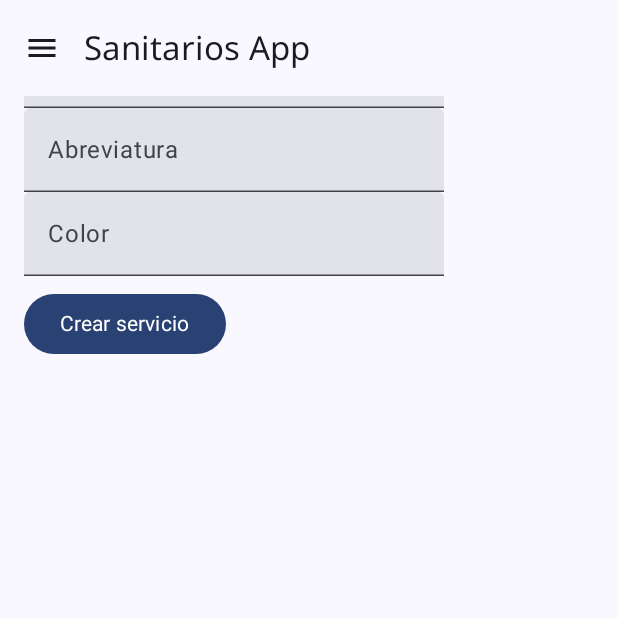
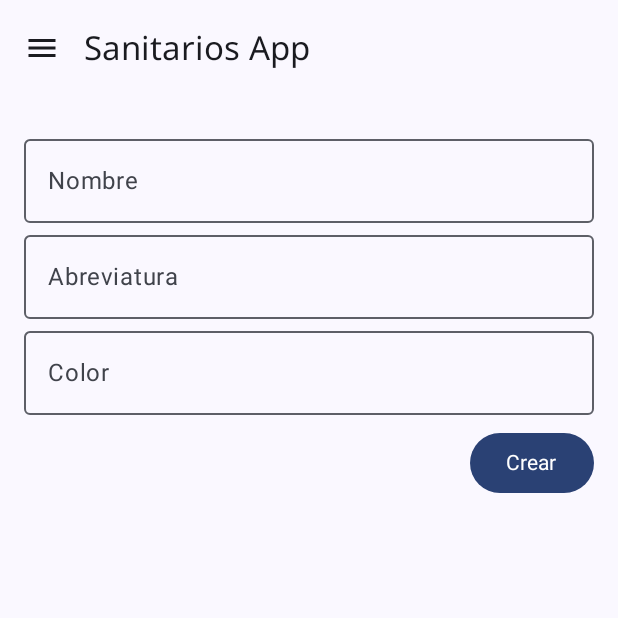
Before and after one commit to jorgeesg26/TFGPacoSalgueroMovil, an Android app built with Jetpack Compose: the ServiceScreen screen opened through its navigation route, on a phone screen of 412 x 824 dp, the top half of it. Run offline under Robolectric (Android 15) with nearby library versions, the phone set to English and light mode, and no system bars; Roboto replaces fonts that are not available here.

Commit message:
no consigo arreglarlo me cago en to

```diff
--- a/TFG_Movil/app/src/main/java/com/example/tfg_movil/model/services/ServiceClient.kt
+++ b/TFG_Movil/app/src/main/java/com/example/tfg_movil/model/services/ServiceClient.kt
@@ -11,6 +11,7 @@ import retrofit2.http.Path
 interface ServiceClient {
     @GET("/api/Service/get_services")
     suspend fun getAllServices(): List<Service>
+
     @POST("/api/Service/create")
     suspend fun createService(@Body service: Service): Response<Unit>
 
--- a/TFG_Movil/app/src/main/java/com/example/tfg_movil/model/services/ServiceRepository.kt
+++ b/TFG_Movil/app/src/main/java/com/example/tfg_movil/model/services/ServiceRepository.kt
@@ -5,23 +5,8 @@ import com.example.tfg_movil.model.authentication.classes.RetrofitInstance
 class ServiceRepository {
     private val client = RetrofitInstance.serviceClient
 
-    suspend fun fetchServices(): Result<List<Service>> {
-        return try {
-            val response = client.getAllServices()
-            Result.success(response)
-        } catch (e: Exception) {
-            Result.failure(e)
-        }
-    }
-    suspend fun createService(service: Service): Result<Unit> = runCatching {
-        client.createService(service)
-    }
-
-    suspend fun updateService(id: Int, service: Service): Result<Unit> = runCatching {
-        client.updateService(id, service)
-    }
-
-    suspend fun deleteService(id: Int): Result<Unit> = runCatching {
-        client.deleteService(id)
-    }
+    suspend fun fetchServices() = runCatching { client.getAllServices() }
+    suspend fun createService(service: Service) = runCatching { client.createService(service) }
+    suspend fun updateService(id: Int, service: Service) = runCatching { client.updateService(id, service) }
+    suspend fun deleteService(id: Int) = runCatching { client.deleteService(id) }
 }
--- a/TFG_Movil/app/src/main/java/com/example/tfg_movil/viewmodel/ViewModelService.kt
+++ b/TFG_Movil/app/src/main/java/com/example/tfg_movil/viewmodel/ViewModelService.kt
@@ -15,16 +15,17 @@ class ViewModelService(private val repository: ServiceRepository) : ViewModel()
     private val _error = MutableStateFlow<String?>(null)
     val error: StateFlow<String?> = _error
 
+    private val _editingService = MutableStateFlow<Service?>(null)
+    val editingService: StateFlow<Service?> = _editingService
+
     fun loadServices() {
         viewModelScope.launch {
-            val result = repository.fetchServices()
-            if (result.isSuccess) {
-                _services.value = result.getOrDefault(emptyList())
-            } else {
-                _error.value = result.exceptionOrNull()?.message
-            }
+            repository.fetchServices()
+                .onSuccess { _services.value = it }
+                .onFailure { _error.value = it.message }
         }
     }
+
     fun createService(service: Service) {
         viewModelScope.launch {
             repository.createService(service)
@@ -33,10 +34,10 @@ class ViewModelService(private val repository: ServiceRepository) : ViewModel()
         }
     }
 
-    fun updateService(id: Int, service: Service) {
+    fun updateService(service: Service) {
         viewModelScope.launch {
-            repository.updateService(id, service)
-                .onSuccess { loadServices() }
+            repository.updateService(service.id, service)
+                .onSuccess { loadServices(); _editingService.value = null }
                 .onFailure { _error.value = it.message }
         }
     }
@@ -48,4 +49,12 @@ class ViewModelService(private val repository: ServiceRepository) : ViewModel()
                 .onFailure { _error.value = it.message }
         }
     }
+
+    fun startEditing(service: Service) {
+        _editingService.value = service
+    }
+
+    fun cancelEditing() {
+        _editingService.value = null
+    }
 }
--- a/TFG_Movil/app/src/main/java/com/example/tfg_movil/views/ServiceScreen.kt
+++ b/TFG_Movil/app/src/main/java/com/example/tfg_movil/views/ServiceScreen.kt
@@ -34,59 +34,47 @@ import com.example.tfg_movil.viewmodel.ViewModelService
 import androidx.compose.material3.*
 import androidx.compose.runtime.*
 
-
 @Composable
 fun ServiceScreen(viewModel: ViewModelService) {
     val servicios by viewModel.services.collectAsState()
-    val context = LocalContext.current
+    val editing by viewModel.editingService.collectAsState()
 
-    var nombre by remember { mutableStateOf("") }
-    var abreviatura by remember { mutableStateOf("") }
-    var color by remember { mutableStateOf("") }
+    LaunchedEffect(Unit) { viewModel.loadServices() }
+    Spacer(modifier = Modifier.height(20.dp))
 
-    LaunchedEffect(Unit) {
-        viewModel.loadServices()
-    }
-    Spacer(modifier = Modifier.height(100.dp))
+    Column(Modifier.padding(16.dp)) {
+        Text("Gestión de Servicios", style = MaterialTheme.typography.headlineSmall)
+        Spacer(Modifier.height(16.dp))
 
-    Column(modifier = Modifier.padding(16.dp)) {
-        TextField(value = nombre, onValueChange = { nombre = it }, label = { Text("Nombre") })
-        TextField(value = abreviatura, onValueChange = { abreviatura = it }, label = { Text("Abreviatura") })
-        TextField(value = color, onValueChange = { color = it }, label = { Text("Color") })
-
-        Spacer(Modifier.height(8.dp))
-
-        Button(onClick = {
-            viewModel.createService(Service(nombre = nombre, abreviatura = abreviatura, color = color))
-            nombre = ""; abreviatura = ""; color = ""
-        }) {
-            Text("Crear servicio")
-        }
+        ServiceForm(
+            service = editing,
+            onSave = { if (it.id == 0) viewModel.createService(it) else viewModel.updateService(it) },
+            onCancel = viewModel::cancelEditing
+        )
 
         Spacer(Modifier.height(16.dp))
-
         LazyColumn {
             items(servicios) { s ->
-                Row(
-                    verticalAlignment = Alignment.CenterVertically,
-                    horizontalArrangement = Arrangement.SpaceBetween,
-                    modifier = Modifier.fillMaxWidth().padding(4.dp)
+                Card(
+                    modifier = Modifier.fillMaxWidth().padding(vertical = 4.dp),
+                    colors = CardDefaults.cardColors(containerColor = MaterialTheme.colorScheme.surfaceVariant)
                 ) {
-                    Column {
-                        Text(text = s.nombre, style = MaterialTheme.typography.bodyLarge)
-                        Text(text = s.abreviatura)
-                        Text(text = s.color)
-                    }
-                    Row {
-                        IconButton(onClick = {
-                            viewModel.updateService(s.id, s.copy(nombre = "Editado"))
-                        }) {
-                            Icon(Icons.Default.Edit, contentDescription = "Editar")
+                    Row(
+                        modifier = Modifier.fillMaxWidth().padding(8.dp),
+                        horizontalArrangement = Arrangement.SpaceBetween,
+                        verticalAlignment = Alignment.CenterVertically
+                    ) {
+                        Column {
+                            Text("${s.nombre} (${s.abreviatura})", style = MaterialTheme.typography.titleMedium)
+                            Text("Color: ${s.color}")
                         }
-                        IconButton(onClick = {
-                            viewModel.deleteService(s.id)
-                        }) {
-                            Icon(Icons.Default.Delete, contentDescription = "Borrar")
+                        Row {
+                            IconButton(onClick = { viewModel.startEditing(s) }) {
+                                Icon(Icons.Filled.Edit, contentDescription = "Editar")
+                            }
+                            IconButton(onClick = { viewModel.deleteService(s.id) }) {
+                                Icon(Icons.Filled.Delete, contentDescription = "Borrar")
+                            }
                         }
                     }
                 }
@@ -94,3 +82,35 @@ fun ServiceScreen(viewModel: ViewModelService) {
         }
     }
 }
+
+@Composable
+fun ServiceForm(
+    service: Service?,
+    onSave: (Service) -> Unit,
+    onCancel: () -> Unit
+) {
+    var nombre by remember { mutableStateOf(service?.nombre ?: "") }
+    var abreviatura by remember { mutableStateOf(service?.abreviatura ?: "") }
+    var color by remember { mutableStateOf(service?.color ?: "") }
+    Spacer(modifier = Modifier.height(20.dp))
+
+    Column(Modifier.fillMaxWidth()) {
+        OutlinedTextField(value = nombre, onValueChange = { nombre = it }, label = { Text("Nombre") }, modifier = Modifier.fillMaxWidth())
+        OutlinedTextField(value = abreviatura, onValueChange = { abreviatura = it }, label = { Text("Abreviatura") }, modifier = Modifier.fillMaxWidth())
+        OutlinedTextField(value = color, onValueChange = { color = it }, label = { Text("Color") }, modifier = Modifier.fillMaxWidth())
+
+        Row(horizontalArrangement = Arrangement.End, modifier = Modifier.fillMaxWidth().padding(top = 8.dp)) {
+            if (service != null) {
+                TextButton(onClick = onCancel) { Text("Cancelar") }
+            }
+            Button(onClick = {
+                if (nombre.isNotBlank() && abreviatura.isNotBlank() && color.isNotBlank()) {
+                    onSave(Service(id = service?.id ?: 0, nombre = nombre, abreviatura = abreviatura, color = color))
+                    nombre = ""; abreviatura = ""; color = ""
+                }
+            }) {
+                Text(if (service != null) "Guardar cambios" else "Crear")
+            }
+        }
+    }
+}
```
